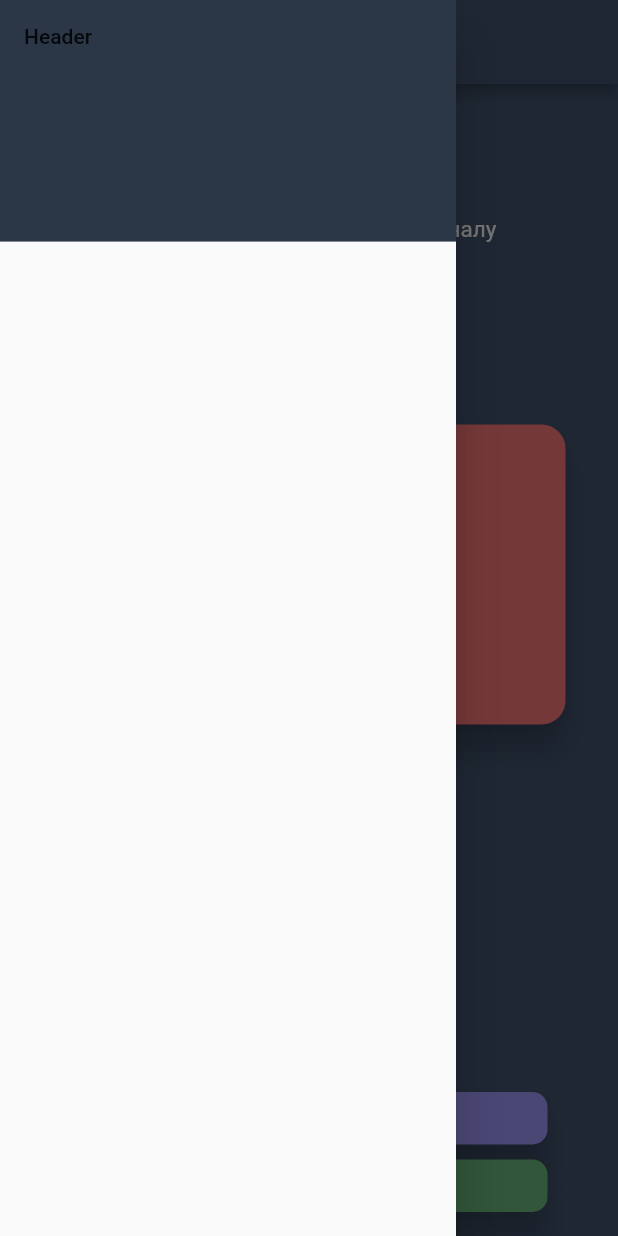
After one commit to JPGmooder/CardHolderApp, a Flutter app: the screen it shows after launch, with the side drawer open, on a phone screen of 412 x 824 dp. The commit adds this screen. Run offline on Flutter 3.47's test engine with Material 2 defaults, Android fonts, the phone set to English and light mode, and no system bars; drawn by our look-alikes of scroll_snap_list.

Commit message:
Небольшой тест рефакторинга

```diff
--- a/lib/pages/_home.dart
+++ b/lib/pages/_home.dart
@@ -2,6 +2,7 @@
 import 'package:flutter/material.dart';
 import 'package:scroll_snap_list/scroll_snap_list.dart';
 import 'package:flutter/widgets.dart';
+import 'package:card_holder_app_with_kistik_love/widgets/home_drawer.dart';
 
 class Home extends StatefulWidget {
   @override
@@ -135,18 +136,7 @@
           appBar: AppBar(
             backgroundColor: Color(0xFF445671),
           ),
-          drawer: Drawer(
-            child: ListView(
-              children: [
-                DrawerHeader(
-                  decoration: BoxDecoration(
-                    color: Color(0xff2B3647),
-                  ),
-                  child: Text('Header'),
-                ),
-              ],
-            ),
-          ),
+          drawer: HomeDrawer(),
           backgroundColor: Color(0xFF445671),
           resizeToAvoidBottomInset: false,
           body: Container(
--- /dev/null
+++ b/lib/widgets/home_drawer.dart
@@ -0,0 +1,21 @@
+import 'package:flutter/material.dart';
+
+class HomeDrawer extends StatelessWidget {
+  const HomeDrawer({Key? key}) : super(key: key);
+
+  @override
+  Widget build(BuildContext context) {
+    return Drawer(
+      child: ListView(
+        children: [
+          DrawerHeader(
+            decoration: BoxDecoration(
+              color: Color(0xff2B3647),
+            ),
+            child: Text('Header'),
+          ),
+        ],
+      ),
+    );
+  }
+}
```
